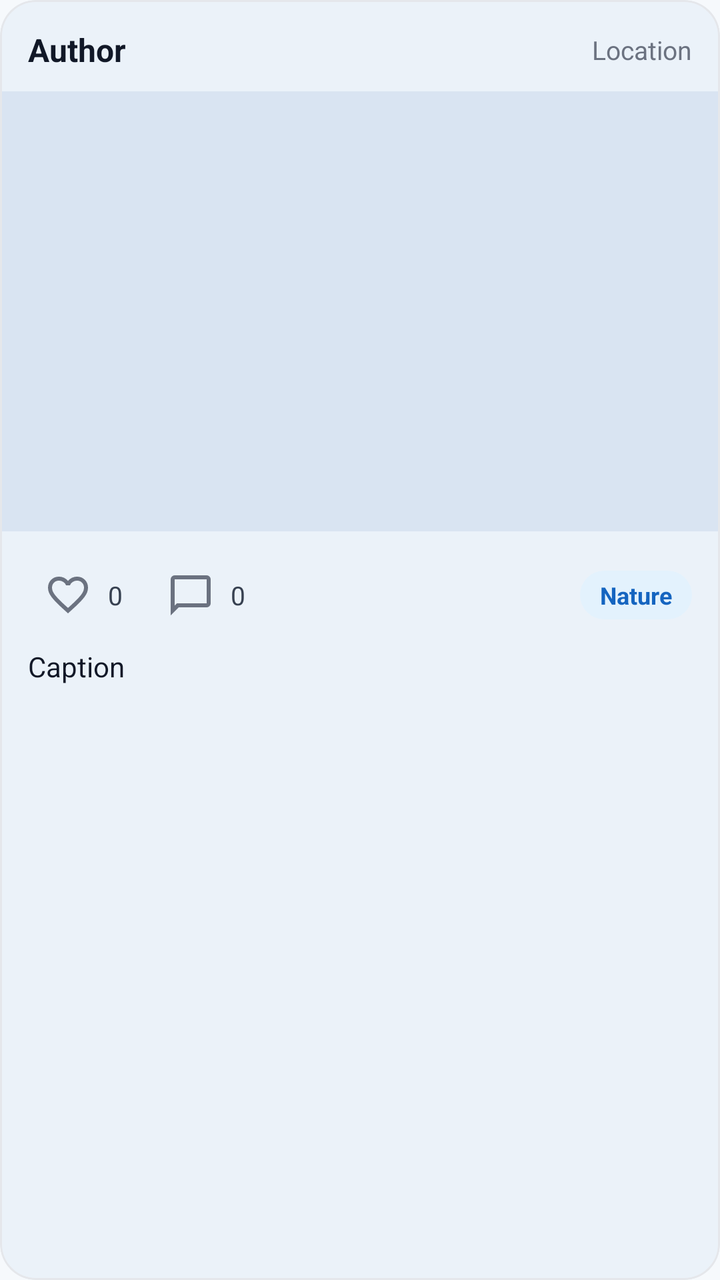
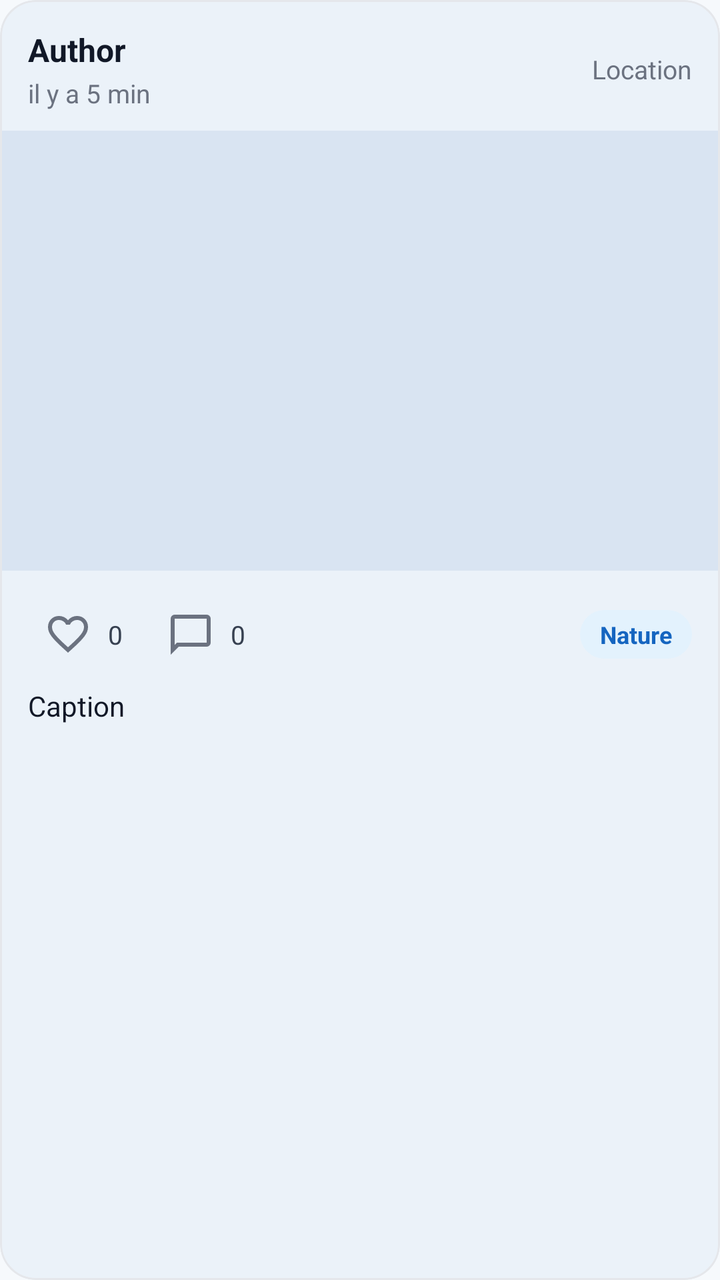

An Android layout rendered at two revisions. The XML below is the earlier revision; the diff shows what the commit changed to produce the second picture.
<!-- AndroidManifest.xml: application theme Theme.Traveling -->
<!-- res/layout/item_post.xml -->
<?xml version="1.0" encoding="utf-8"?>
<com.google.android.material.card.MaterialCardView xmlns:android="http://schemas.android.com/apk/res/android"
    xmlns:app="http://schemas.android.com/apk/res-auto"
    android:layout_width="match_parent"
    android:layout_height="wrap_content"
    android:layout_marginHorizontal="8dp"
    android:layout_marginVertical="10dp"
    app:cardCornerRadius="18dp"
    app:cardElevation="3dp"
    app:strokeColor="#E5E7EB"
    app:strokeWidth="1dp">

    <LinearLayout
        android:layout_width="match_parent"
        android:layout_height="wrap_content"
        android:orientation="vertical">

        <LinearLayout
            android:layout_width="match_parent"
            android:layout_height="wrap_content"
            android:gravity="center_vertical"
            android:orientation="horizontal"
            android:paddingStart="14dp"
            android:paddingTop="14dp"
            android:paddingEnd="14dp"
            android:paddingBottom="10dp">

            <TextView
                android:id="@+id/textAuthorName"
                android:layout_width="0dp"
                android:layout_height="wrap_content"
                android:layout_weight="1"
                android:ellipsize="end"
                android:maxLines="1"
                android:text="Author"
                android:textColor="#111827"
                android:textSize="16sp"
                android:textStyle="bold" />

            <TextView
                android:id="@+id/textLocationName"
                android:layout_width="0dp"
                android:layout_height="wrap_content"
                android:layout_marginStart="10dp"
                android:layout_weight="1"
                android:ellipsize="end"
                android:gravity="end"
                android:maxLines="1"
                android:text="Location"
                android:textColor="#6B7280"
                android:textSize="13sp" />

        </LinearLayout>

        <ImageView
            android:id="@+id/imagePost"
            android:layout_width="match_parent"
            android:layout_height="220dp"
            android:background="@drawable/bg_post_placeholder"
            android:contentDescription="Post image"
            android:scaleType="centerCrop" />

        <LinearLayout
            android:layout_width="match_parent"
            android:layout_height="wrap_content"
            android:gravity="center_vertical"
            android:orientation="horizontal"
            android:paddingStart="14dp"
            android:paddingTop="12dp"
            android:paddingEnd="14dp">

            <ImageButton
                android:id="@+id/buttonLike"
                android:layout_width="40dp"
                android:layout_height="40dp"
                android:background="@android:color/transparent"
                android:contentDescription="Like"
                android:padding="8dp"
                android:src="@drawable/ic_favorite_outline"
                app:tint="#6B7280" />

            <TextView
                android:id="@+id/textLikeCount"
                android:layout_width="wrap_content"
                android:layout_height="wrap_content"
                android:layout_marginEnd="14dp"
                android:text="0"
                android:textColor="#374151"
                android:textSize="13sp" />

            <ImageButton
                android:id="@+id/buttonComment"
                android:layout_width="40dp"
                android:layout_height="40dp"
                android:background="@android:color/transparent"
                android:contentDescription="Comment"
                android:padding="8dp"
                android:src="@drawable/ic_comment_outline"
                app:tint="#6B7280" />

            <TextView
                android:id="@+id/textCommentCount"
                android:layout_width="wrap_content"
                android:layout_height="wrap_content"
                android:text="0"
                android:textColor="#374151"
                android:textSize="13sp" />

            <View
                android:layout_width="0dp"
                android:layout_height="1dp"
                android:layout_weight="1" />

            <TextView
                android:id="@+id/textPlaceType"
                android:layout_width="wrap_content"
                android:layout_height="wrap_content"
                android:background="@drawable/bg_place_type_chip"
                android:paddingStart="10dp"
                android:paddingTop="4dp"
                android:paddingEnd="10dp"
                android:paddingBottom="4dp"
                android:text="Nature"
                android:textColor="@color/travel_primary"
                android:textSize="12sp"
                android:textStyle="bold" />
        </LinearLayout>

        <TextView
            android:id="@+id/textCaption"
            android:layout_width="match_parent"
            android:layout_height="wrap_content"
            android:paddingStart="14dp"
            android:paddingTop="6dp"
            android:paddingEnd="14dp"
            android:paddingBottom="14dp"
            android:text="Caption"
            android:textColor="#111827"
            android:textSize="14sp" />

    </LinearLayout>

</com.google.android.material.card.MaterialCardView>
<!-- resources referenced by this layout -->
<resources>
  <color name="travel_primary">#1565C0</color>
  <!-- drawable bg_place_type_chip (drawable) -->
  <?xml version="1.0" encoding="utf-8"?>
  <shape xmlns:android="http://schemas.android.com/apk/res/android">
      <solid android:color="#E3F2FD" />
      <corners android:radius="999dp" />
  </shape>
  <!-- drawable bg_post_placeholder (drawable) -->
  <?xml version="1.0" encoding="utf-8"?>
  <shape xmlns:android="http://schemas.android.com/apk/res/android">
      <corners android:radius="0dp" />
      <solid android:color="#D9E4F2" />
  </shape>
  <!-- drawable ic_comment_outline (drawable) -->
  <vector xmlns:android="http://schemas.android.com/apk/res/android"
      android:width="24dp"
      android:height="24dp"
      android:viewportWidth="960"
      android:viewportHeight="960">
    <path
        android:pathData="M80,880v-720q0,-33 23.5,-56.5T160,80h640q33,0 56.5,23.5T880,160v480q0,33 -23.5,56.5T800,720L240,720L80,880ZM206,640h594v-480L160,160v525l46,-45ZM160,640v-480,480Z"
        android:fillColor="#1f1f1f"/>
  </vector>
  <!-- drawable ic_favorite_outline (drawable) -->
  <vector xmlns:android="http://schemas.android.com/apk/res/android"
      android:width="24dp"
      android:height="24dp"
      android:viewportWidth="960"
      android:viewportHeight="960">
    <path
        android:pathData="m480,840 l-58,-52q-101,-91 -167,-157T150,512.5Q111,460 95.5,416T80,326q0,-94 63,-157t157,-63q52,0 99,22t81,62q34,-40 81,-62t99,-22q94,0 157,63t63,157q0,46 -15.5,90T810,512.5Q771,565 705,631T538,788l-58,52ZM480,732q96,-86 158,-147.5t98,-107q36,-45.5 50,-81t14,-70.5q0,-60 -40,-100t-100,-40q-47,0 -87,26.5T518,280h-76q-15,-41 -55,-67.5T300,186q-60,0 -100,40t-40,100q0,35 14,70.5t50,81q36,45.5 98,107T480,732ZM480,459Z"
        android:fillColor="#1f1f1f"/>
  </vector>
  <style name="Theme.Traveling" parent="Base.Theme.Traveling" />
  <style name="Base.Theme.Traveling" parent="Theme.Material3.DayNight.NoActionBar">
          <item name="colorPrimary">@color/travel_primary</item>
          <item name="colorOnPrimary">@color/travel_on_primary</item>
  
          <item name="colorSecondary">@color/travel_secondary</item>
          <item name="colorOnSecondary">@color/travel_on_secondary</item>
  
          <item name="colorTertiary">@color/travel_tertiary</item>
          <item name="colorOnTertiary">@color/travel_on_tertiary</item>
  
          <item name="android:colorBackground">@color/travel_background</item>
          <item name="colorSurface">@color/travel_surface</item>
          <item name="colorOnSurface">@color/travel_on_surface</item>
      </style>
  <color name="travel_on_primary">#FFFFFF</color>
  <color name="travel_secondary">#26A69A</color>
  <color name="travel_on_secondary">#FFFFFF</color>
  <color name="travel_tertiary">#FFB74D</color>
  <color name="travel_on_tertiary">#1F2937</color>
  <color name="travel_background">#F6F9FC</color>
  <color name="travel_surface">#FFFFFF</color>
  <color name="travel_on_surface">#1F2937</color>
</resources>

<!-- the commit's change to res/layout/item_post.xml (unified diff, before → after) -->
@@ -25,17 +25,35 @@
             android:paddingEnd="14dp"
             android:paddingBottom="10dp">
 
-            <TextView
-                android:id="@+id/textAuthorName"
+            <LinearLayout
                 android:layout_width="0dp"
                 android:layout_height="wrap_content"
                 android:layout_weight="1"
-                android:ellipsize="end"
-                android:maxLines="1"
-                android:text="Author"
-                android:textColor="#111827"
-                android:textSize="16sp"
-                android:textStyle="bold" />
+                android:orientation="vertical">
+
+                <TextView
+                    android:id="@+id/textAuthorName"
+                    android:layout_width="match_parent"
+                    android:layout_height="wrap_content"
+                    android:ellipsize="end"
+                    android:maxLines="1"
+                    android:text="Author"
+                    android:textColor="#111827"
+                    android:textSize="16sp"
+                    android:textStyle="bold" />
+
+                <TextView
+                    android:id="@+id/textPostDate"
+                    android:layout_width="match_parent"
+                    android:layout_height="wrap_content"
+                    android:layout_marginTop="2dp"
+                    android:ellipsize="end"
+                    android:maxLines="1"
+                    android:text="il y a 5 min"
+                    android:textColor="#6B7280"
+                    android:textSize="13sp" />
+
+            </LinearLayout>
 
             <TextView
                 android:id="@+id/textLocationName"
